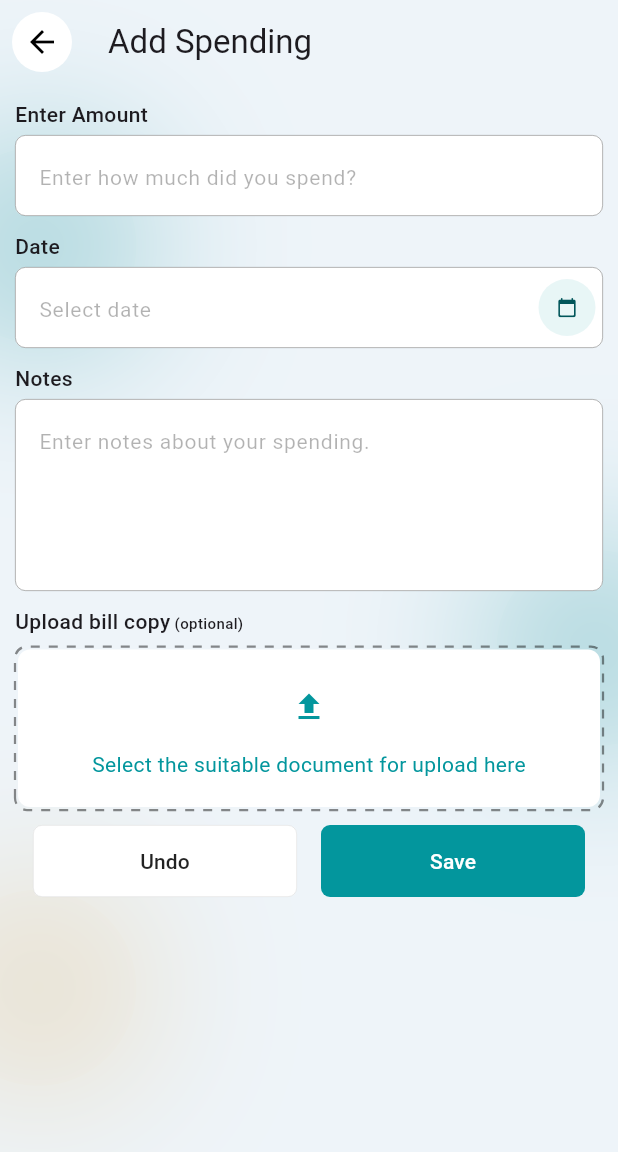
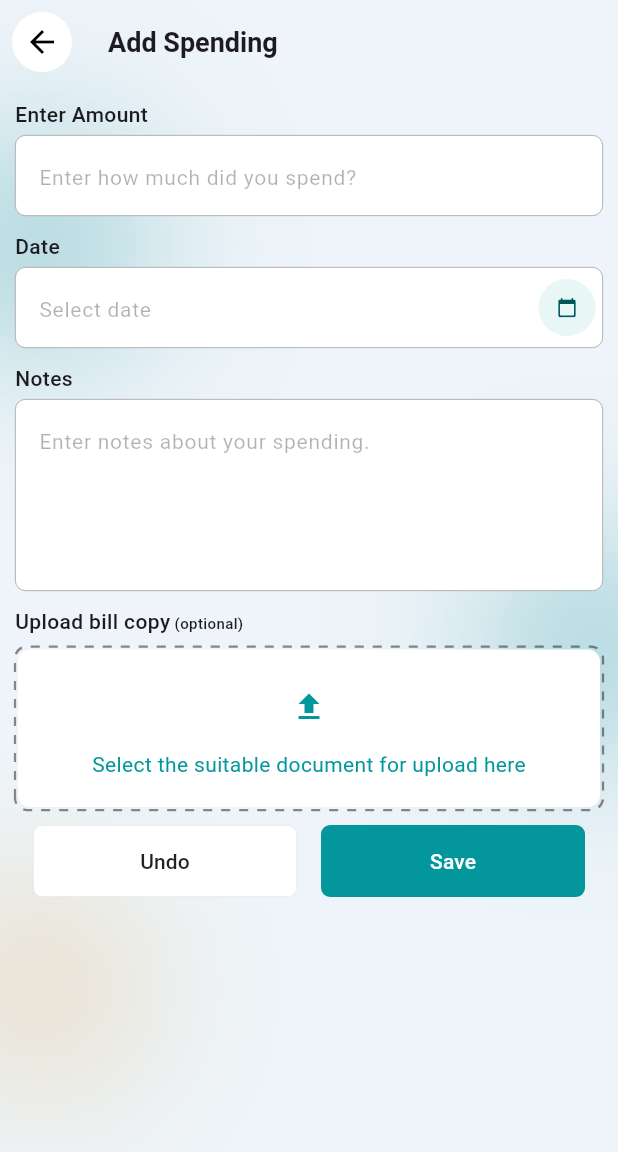
Before and after one commit to Arjun256900/ekonomi_new, a Flutter app: the AddNewSpending screen opened directly, on a phone screen of 412 x 824 dp. Shown: the top 1152 px of the screen. Run offline on Flutter 3.47's test engine with Material 3 defaults, Android fonts, the phone set to English and light mode, and no system bars; drawn by our look-alikes of dotted_border; our stand-ins replace file_picker, fl_chart, flutter_bloc, shared_preferences; accounts and stored records are empty.

Commit message:
arjun: appbar font fix

```diff
--- a/lib/screens/add_event_screen.dart
+++ b/lib/screens/add_event_screen.dart
@@ -35,7 +35,7 @@ class _AddEventScreenState extends State<AddEventScreen> {
               backgroundColor: Colors.transparent,
               title: Text(
                 "Add Event",
-                style: TextStyle(fontWeight: FontWeight.w600),
+                style: TextStyle(fontWeight: FontWeight.w600, fontSize: 18),
               ),
             ),
             body: Padding(
--- a/lib/screens/add_new_goal.dart
+++ b/lib/screens/add_new_goal.dart
@@ -56,7 +56,7 @@ class _AddNewGoalState extends State<AddNewGoal> {
                 leading: backButtonLeading(),
                 title: Text(
                   "Add New Goal",
-                  style: TextStyle(fontWeight: FontWeight.w600),
+                  style: TextStyle(fontWeight: FontWeight.w600, fontSize: 18),
                 ),
                 backgroundColor: Colors.transparent,
               ),
--- a/lib/screens/add_new_spending.dart
+++ b/lib/screens/add_new_spending.dart
@@ -62,7 +62,13 @@ class _AddNewSpendingState extends State<AddNewSpending> {
                   appBar: AppBar(
                     automaticallyImplyLeading: false,
                     leading: backButtonLeading(),
-                    title: const Text("Add Spending"),
+                    title: const Text(
+                      "Add Spending",
+                      style: TextStyle(
+                        fontWeight: FontWeight.w600,
+                        fontSize: 18,
+                      ),
+                    ),
                     backgroundColor: Colors.transparent,
                   ),
                   body: SafeArea(
@@ -75,23 +81,25 @@ class _AddNewSpendingState extends State<AddNewSpending> {
                             CustomTextField(
                               heading: "Enter Amount",
                               hintText: "Enter how much did you spend?",
-                              onChanged: (val) => context.read<SpendingBloc>().add(
-                                AmountChanged(val),
-                              ),
+                              onChanged: (val) => context
+                                  .read<SpendingBloc>()
+                                  .add(AmountChanged(val)),
                             ),
                             const SizedBox(height: 10),
                             DateField(
                               heading: "Date",
                               hintText: "Select date",
-                              onDateSelected: (date) =>
-                                  context.read<SpendingBloc>().add(DateChanged(date)),
+                              onDateSelected: (date) => context
+                                  .read<SpendingBloc>()
+                                  .add(DateChanged(date)),
                             ),
                             const SizedBox(height: 10),
                             CustomTextField2(
                               heading: "Notes",
                               hintText: "Enter notes about your spending.",
-                              onChanged: (val) =>
-                                  context.read<SpendingBloc>().add(NotesChanged(val)),
+                              onChanged: (val) => context
+                                  .read<SpendingBloc>()
+                                  .add(NotesChanged(val)),
                             ),
                             const SizedBox(height: 10),
                             Text.rich(
@@ -116,7 +124,8 @@ class _AddNewSpendingState extends State<AddNewSpending> {
                             ),
                             const SizedBox(height: 7),
                             FilePickerWidget(
-                              subtext: "Select the suitable document for upload here",
+                              subtext:
+                                  "Select the suitable document for upload here",
                               onFilePicked: (path) => context
                                   .read<SpendingBloc>()
                                   .add(FilepathChanged(path)),
@@ -124,7 +133,9 @@ class _AddNewSpendingState extends State<AddNewSpending> {
                             ),
                             const SizedBox(height: 10),
                             Padding(
-                              padding: const EdgeInsets.symmetric(horizontal: 12),
+                              padding: const EdgeInsets.symmetric(
+                                horizontal: 12,
+                              ),
                               child: Row(
                                 children: [
                                   Expanded(
@@ -146,7 +157,9 @@ class _AddNewSpendingState extends State<AddNewSpending> {
                                           vertical: 14,
                                         ),
                                         shape: RoundedRectangleBorder(
-                                          borderRadius: BorderRadius.circular(6),
+                                          borderRadius: BorderRadius.circular(
+                                            6,
+                                          ),
                                         ),
                                       ),
                                       child: const Text('Undo'),
@@ -177,7 +190,9 @@ class _AddNewSpendingState extends State<AddNewSpending> {
                                           vertical: 14,
                                         ),
                                         shape: RoundedRectangleBorder(
-                                          borderRadius: BorderRadius.circular(6),
+                                          borderRadius: BorderRadius.circular(
+                                            6,
+                                          ),
                                         ),
                                         elevation: 0,
                                       ),
--- a/lib/screens/add_new_transaction_screen.dart
+++ b/lib/screens/add_new_transaction_screen.dart
@@ -77,7 +77,7 @@ class _AddNewTransactionScreenBodyState
                   backgroundColor: const Color.fromARGB(0, 240, 240, 240),
                   title: const Text(
                     "Add Transaction",
-                    style: TextStyle(fontWeight: FontWeight.w600),
+                    style: TextStyle(fontWeight: FontWeight.w600, fontSize: 18),
                   ),
                 ),
                 body: SafeArea(
--- a/lib/screens/chatbot_screen.dart
+++ b/lib/screens/chatbot_screen.dart
@@ -29,7 +29,7 @@ class Chatbot extends StatelessWidget {
                   ),
                   child: const Text(
                     "History",
-                    style: TextStyle(fontSize: 15, fontWeight: FontWeight.w500),
+                    style: TextStyle(fontSize: 18, fontWeight: FontWeight.w500),
                     textAlign: TextAlign.center,
                   ),
                 ),
--- a/lib/screens/reminder_screen.dart
+++ b/lib/screens/reminder_screen.dart
@@ -1,7 +1,7 @@
 import 'package:ekonomi_new/background/backGround.dart';
 import 'package:ekonomi_new/widgets/back_button.dart';
 import 'package:ekonomi_new/widgets/general/filter_widget.dart';
-import 'package:ekonomi_new/widgets/general/month_calender.dart';
+import 'package:ekonomi_new/widgets/reminder_screen/month_calender.dart';
 import 'package:ekonomi_new/widgets/transaction_screen/transaction_list.dart';
 import 'package:flutter/material.dart';
 
@@ -16,7 +16,6 @@ class _ReminderScreenState extends State<ReminderScreen> {
   @override
   Widget build(BuildContext context) {
     final screenWidth = MediaQuery.of(context).size.width;
-    final screenHeight = MediaQuery.of(context).size.height;
     return Stack(
       children: [
         Positioned.fill(child: Background()),
@@ -28,7 +27,7 @@ class _ReminderScreenState extends State<ReminderScreen> {
             backgroundColor: Colors.transparent,
             title: Text(
               "Reminders",
-              style: TextStyle(fontWeight: FontWeight.w600),
+              style: TextStyle(fontWeight: FontWeight.w600, fontSize: 18),
             ),
           ),
           body: SingleChildScrollView(
--- a/lib/screens/set_goal.dart
+++ b/lib/screens/set_goal.dart
@@ -24,7 +24,7 @@ class SetGoal extends StatelessWidget {
             leading: backButtonLeading(),
             title: const Text(
               "Goal",
-              style: TextStyle(fontWeight: FontWeight.w600),
+              style: TextStyle(fontWeight: FontWeight.w600, fontSize: 18),
             ),
             actions: [
               AddBtnAppbar(
--- a/lib/screens/spending_screen.dart
+++ b/lib/screens/spending_screen.dart
@@ -30,7 +30,7 @@ class _SpendingScreenState extends State<SpendingScreen> {
               backgroundColor: Colors.transparent,
               title: Text(
                 "Spending",
-                style: TextStyle(fontWeight: FontWeight.w600),
+                style: TextStyle(fontWeight: FontWeight.w600, fontSize: 18),
               ),
               actions: [
                 AddBtnAppbar(
--- a/lib/screens/transaction_screen.dart
+++ b/lib/screens/transaction_screen.dart
@@ -28,7 +28,7 @@ class TransactionScreen extends StatelessWidget {
               backgroundColor: Colors.transparent,
               title: Text(
                 "Transaction Management",
-                style: TextStyle(fontWeight: FontWeight.w600),
+                style: TextStyle(fontWeight: FontWeight.w600, fontSize: 18),
               ),
             ),
             body: Padding(
@@ -100,7 +100,7 @@ class TransactionScreen extends StatelessWidget {
                             return TransactionList(
                               transactions: state.transactions.map((tx) {
                                 return TransactionItem(
-                                  date: tx['date']  ?? '',
+                                  date: tx['date'] ?? '',
                                   time: tx['time'] ?? '',
                                   heading: tx['category'] ?? '',
                                   sendOrReceived: tx['debitOrCredit'] ?? '',
--- a/lib/widgets/general/add_btn_appbar.dart
+++ b/lib/widgets/general/add_btn_appbar.dart
@@ -3,7 +3,7 @@ import 'package:flutter/material.dart';
 class AddBtnAppbar extends StatelessWidget {
   final String title;
   final VoidCallback ontap;
-  AddBtnAppbar({super.key, required this.ontap, required this.title});
+  const AddBtnAppbar({super.key, required this.ontap, required this.title});
 
   @override
   Widget build(BuildContext context) {
@@ -30,8 +30,8 @@ class AddBtnAppbar extends StatelessWidget {
               ),
               CircleAvatar(
                 radius: 17.0,
+                backgroundColor: Color.fromRGBO(237, 237, 237, 1),
                 child: Icon(Icons.add, color: Colors.black, size: 20),
-                backgroundColor: Color.fromRGBO(237, 237, 237, 1),
               ),
             ],
           ),
--- a/lib/widgets/home_screen/action_grid.dart
+++ b/lib/widgets/home_screen/action_grid.dart
@@ -1,5 +1,4 @@
-import 'package:ekonomi_new/screens/add_event_screen.dart';
-import 'package:ekonomi_new/screens/reminder_screen.dart';
+import 'package:ekonomi_new/screens/ocassion_planner_screen.dart';
 import 'package:ekonomi_new/screens/set_goal.dart';
 import 'package:ekonomi_new/screens/spending_screen.dart';
 import 'package:ekonomi_new/screens/transaction_screen.dart';
@@ -13,7 +12,7 @@ class ActionGrid extends StatelessWidget {
       subtitle: 'Boost your savings by adding funds now.',
       icon: Icons.add,
       filled: true,
-      navigation: ReminderScreen(),
+      navigation: OcassionPlannerScreen(),
     ),
     ActionItem(
       title: 'Goals',
```
Also changed, not shown: lib/screens/ocassion_planner_screen.dart (+36 -0 lines), lib/widgets/reminder_screen/month_calender.dart (renamed from lib/widgets/general/month_calender.dart).
